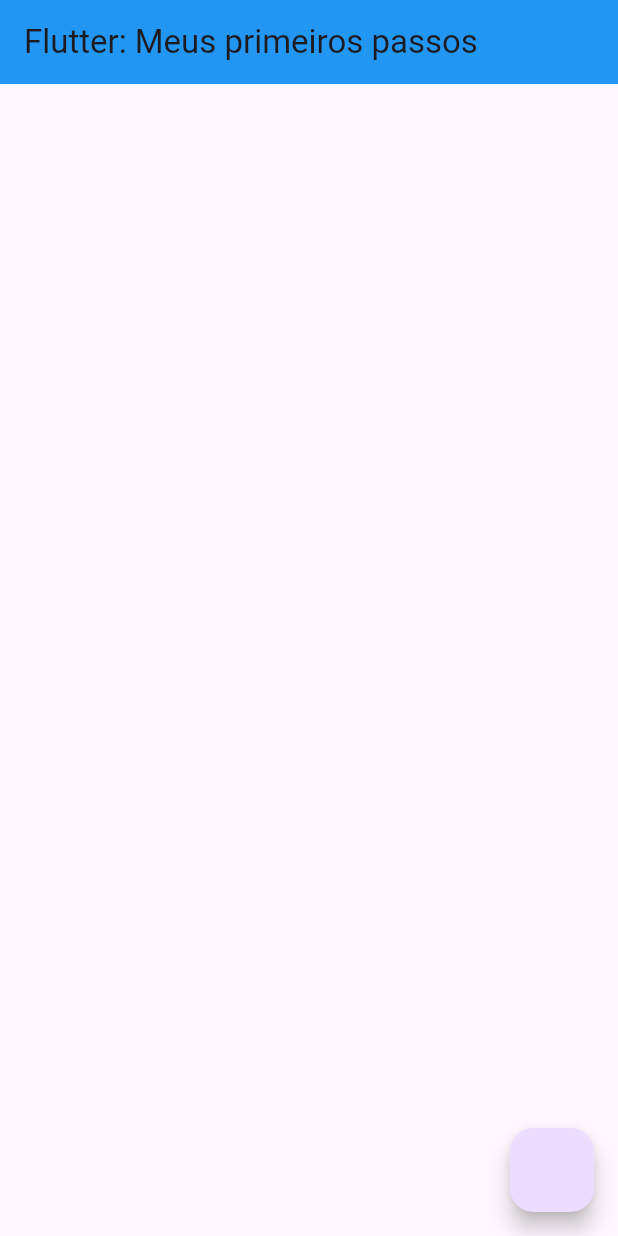
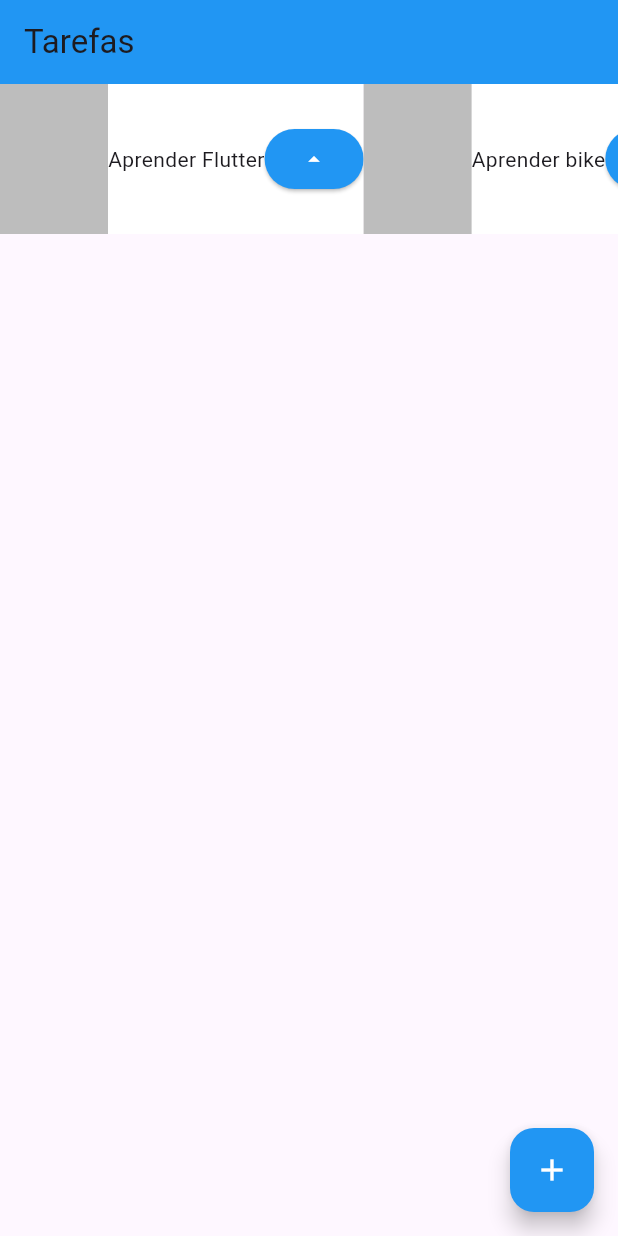
Before and after one commit to pablo-sa10/Projeto-flutter, a Flutter app: the screen it shows after launch, on a phone screen of 412 x 824 dp. Run offline on Flutter 3.47's test engine with Material 3 defaults, Android fonts, the phone set to English and light mode, and no system bars.

Commit message:
implementei o scrool

```diff
--- a/lib/main.dart
+++ b/lib/main.dart
@@ -18,11 +18,73 @@
       home: Scaffold(
         appBar: AppBar(
           backgroundColor: Colors.blue,
-          title: Text('Flutter: Meus primeiros passos'),
+          title: Text('Tarefas'),
         ),
-        body: Container(),
-        floatingActionButton: FloatingActionButton(onPressed: (){}),
+        body: ListView(
+          scrollDirection: Axis.horizontal,
+          //mainAxisAlignment: MainAxisAlignment.spaceBetween,
+          children: [
+            Task("Aprender Flutter"),
+            Task("Aprender bike"),
+            Task("Aprender programação"),
+            Task("Aprender programação"),
+            Task("Aprender programação"),
+            Task("Aprender programação"),
+            Task("Aprender programação"),
+            Task("Aprender programação"),
+            Task("Aprender programação"),
+          ],
+        ),
+        floatingActionButton: FloatingActionButton(
+          onPressed: () {},
+          backgroundColor: Colors.blue,
+          child: Icon(Icons.add, color: Colors.white),
+        ),
       ),
     );
   }
 }
+
+class Task extends StatelessWidget {
+  final String nomeTarefa;
+  const Task(this.nomeTarefa,{super.key});
+
+  @override
+  Widget build(BuildContext context) {
+    return Container(
+      child: Stack(
+        children: [
+          Container(
+            color: Colors.blue,
+            height: 140,
+          ),
+          Container(
+            color: Colors.white,
+            height: 100,
+            child: Row(
+              mainAxisAlignment: MainAxisAlignment.spaceBetween,
+              children: [
+                Container(
+                  color: Colors.black26,
+                  width: 72,
+                  height: 100,
+                ),
+                Text(nomeTarefa),
+                ElevatedButton(
+                    onPressed: () {},
+                    style: ButtonStyle(
+                      backgroundColor:
+                          MaterialStateProperty.all<Color>(Colors.blue),
+                    ),
+                    child: Icon(
+                      Icons.arrow_drop_up,
+                      color: Colors.white,
+                    ))
+              ],
+            ),
+          ),
+        ],
+      ),
+    );
+  }
+}
```
